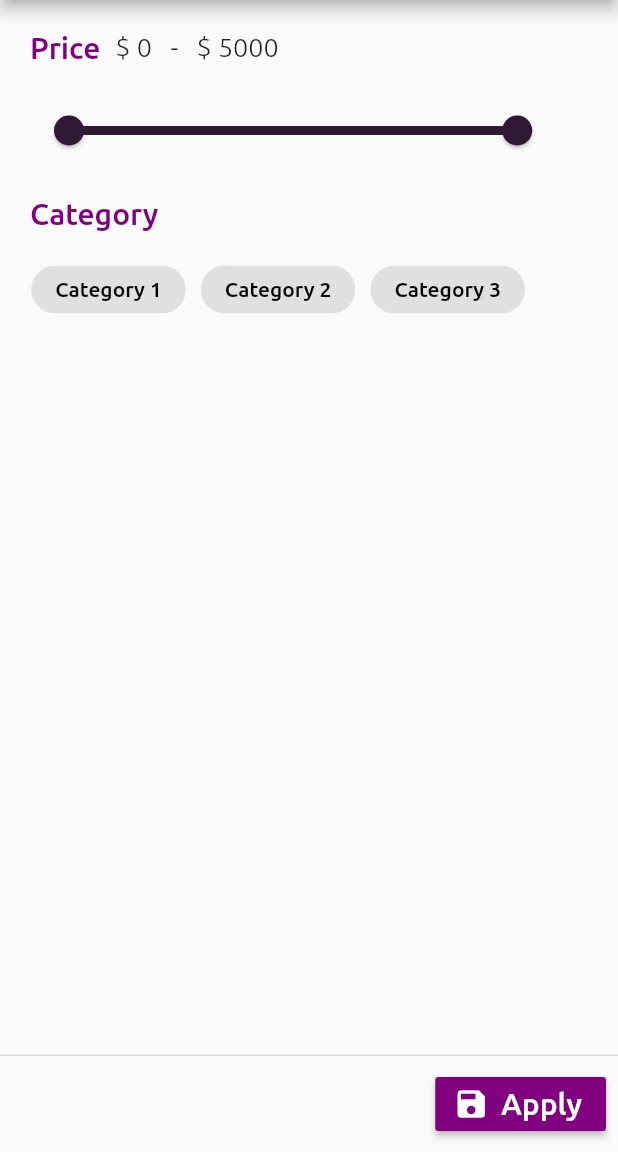
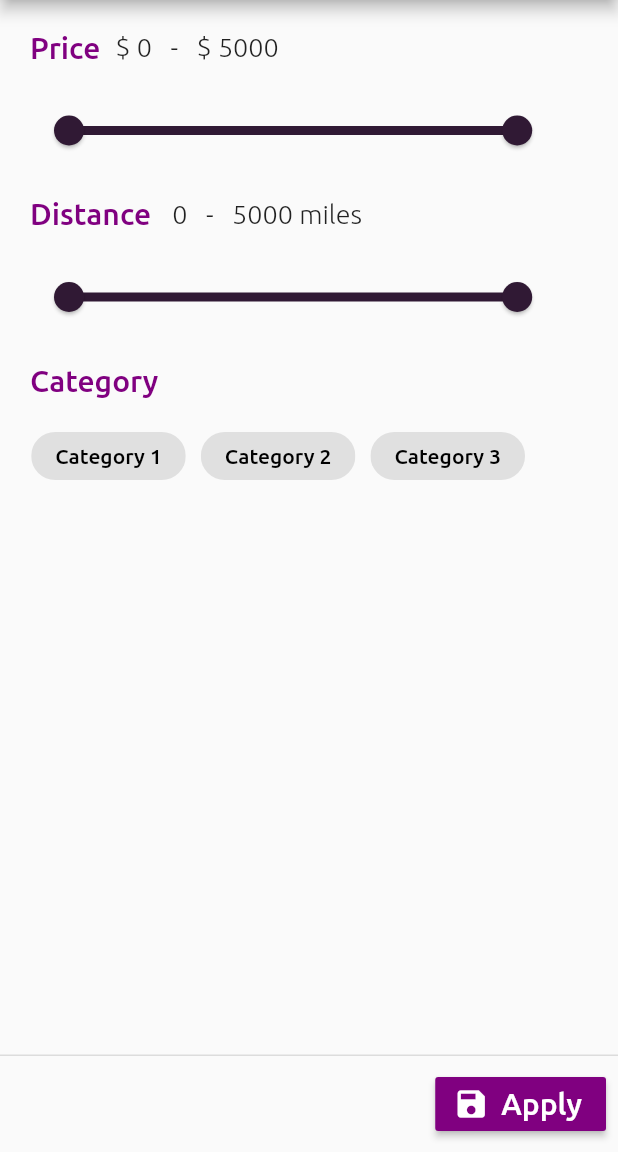
Before and after one commit to charlesjin123/CougarBooksMobile, a Flutter app: the FilterScreen screen opened directly, on a phone screen of 412 x 824 dp, the part 84-1236 px from its top. Run offline on Flutter 3.47's test engine with Material 2 defaults, Android fonts, the phone set to English and light mode, and no system bars; our stand-ins replace camera, device_preview, firebase_auth, firebase_core, firebase_database, firebase_storage and 2 more; missing offline and left inert: location_permissions; accounts and stored records are empty; network calls fail.

Commit message:
first release

```diff
--- a/lib/data/LocalDB.dart
+++ b/lib/data/LocalDB.dart
@@ -3,9 +3,15 @@ import 'package:uitest/widgets/item.dart';
 class LocalDB {
   static String uid;
   static Map<String, dynamic> profile;
+  static double longitude;
+  static double latitude;
 
   static double min = 0;
   static double max = 5000;
+  static double minDist = 0;
+  static double maxDist = 5000;
+  static double minPostDist = 0;
+  static double maxPostDist = 5000;
   static List<String> selectedCategories = [];
 
   static List<Item> items;
--- a/lib/screens/accountScreen.dart
+++ b/lib/screens/accountScreen.dart
@@ -121,13 +121,13 @@ class _AccountScreenState extends State<AccountScreen> {
       profile["items"] = new List<Item>();
       if (datasnapshot.value["products"] != null) {
         datasnapshot.value["products"].forEach((k, v) {
-          profile["items"].add(Item(v["id"], v["name"], v["price"].toDouble(), v["details"], v["imageURL"], LocalDB.uid, v["timestamp"], v["category"]));
+          profile["items"].add(Item(v["id"], v["name"], v["price"].toDouble(), v["details"], v["imageURL"], LocalDB.uid, v["timestamp"], v["category"], v["longtitude"], v["latitude"]));
         });
       }
       profile["posts"] = new List<Post>();
       if (datasnapshot.value["posts"] != null) {
         datasnapshot.value["posts"].forEach((k, v) {
-          profile["posts"].add(Post(v["id"], v["title"], v["details"], LocalDB.uid, v["timestamp"]));
+          profile["posts"].add(Post(v["id"], v["title"], v["details"], LocalDB.uid, v["timestamp"], v["longtitude"], v["latitude"]));
         });
       }
       LocalDB.profile = profile;
--- a/lib/screens/filterScreen.dart
+++ b/lib/screens/filterScreen.dart
@@ -9,6 +9,7 @@ class FilterScreen extends StatefulWidget {
 
 class _FilterScreenState extends State<FilterScreen> {
   RangeValues _priceRange = RangeValues(LocalDB.min, LocalDB.max);
+  RangeValues _distanceRange = RangeValues(LocalDB.minDist, LocalDB.maxDist);
   List<String> _categories = [
     'Category 1',
     'Category 2',
@@ -81,6 +82,47 @@ class _FilterScreenState extends State<FilterScreen> {
                       _priceRange = newValue;
                       LocalDB.min = _priceRange.start;
                       LocalDB.max = _priceRange.end;
+                    });
+                  },
+                ),
+              ),
+              Container(
+                  padding: const EdgeInsets.only(top: 20, left: 20),
+                  alignment: Alignment.centerLeft,
+                  child: Row(children: <Widget>[
+                    Text(
+                      'Distance',
+                      style: TextStyle(
+                        color: Theme.of(context).primaryColor,
+                        fontWeight: FontWeight.w500,
+                        fontSize: 20,
+                      ),
+                    ),
+                    SizedBox(width: 10),
+                    Text(
+                      ' ${_distanceRange.start.round()}   -   ${_distanceRange.end.round()} miles',
+                      style: TextStyle(
+                        fontWeight: FontWeight.w300,
+                        fontSize: 18,
+                      ),
+                    ),
+                  ])),
+              Padding(
+                padding: const EdgeInsets.only(top: 20, left: 20),
+                child: RangeSlider(
+                  divisions: 500,
+                  min: 0,
+                  max: 5000,
+                  labels: RangeLabels('${_distanceRange.start.round()}',
+                      '${_distanceRange.end.round()} miles'),
+                  values: _distanceRange,
+                  activeColor: Theme.of(context).accentColor,
+                  inactiveColor: Colors.grey[300],
+                  onChanged: (RangeValues newValue) {
+                    setState(() {
+                      _distanceRange = newValue;
+                      LocalDB.minDist = _distanceRange.start;
+                      LocalDB.maxDist = _distanceRange.end;
                     });
                   },
                 ),
--- a/lib/screens/storeScreen.dart
+++ b/lib/screens/storeScreen.dart
@@ -39,7 +39,7 @@ class _StoreScreenState extends State<StoreScreen> {
           v["products"].forEach((k1,v1) {
             var map = Map<String, dynamic>.from(v1);
             //var user = User(v["uid"], v["username"], v["email"]);
-            items.add(Item(map["id"], map["name"], map["price"].toDouble(), map["details"], map["imageURL"], map["uid"], map["timestamp"], map["category"]));
+            items.add(Item(map["id"], map["name"], map["price"].toDouble(), map["details"], map["imageURL"], map["uid"], map["timestamp"], map["category"], map["longtitude"], map["latitude"]));
           });
         }
       });
--- a/lib/widgets/editItemForm.dart
+++ b/lib/widgets/editItemForm.dart
@@ -184,6 +184,8 @@ class _EditItemState extends State<EditItemForm> {
           "uid": LocalDB.uid,
           "timestamp": DateTime.now().millisecondsSinceEpoch,
           "category": _selectedCategories,
+          "longitude": LocalDB.longitude,
+          "latitude": LocalDB.latitude,
         }
     ).then((value1) {
       // Navigator.pushReplacement(
--- a/lib/widgets/editPostForm.dart
+++ b/lib/widgets/editPostForm.dart
@@ -103,6 +103,8 @@ class _EditPostState extends State<EditPostForm> {
           "id": path,
           "uid": LocalDB.uid,
           "timestamp": DateTime.now().millisecondsSinceEpoch,
+          "longitude": LocalDB.longitude,
+          "latitude": LocalDB.latitude,
         }
     ).then((value1) {
       Navigator.pop(context);
--- a/lib/widgets/gradientAppBar.dart
+++ b/lib/widgets/gradientAppBar.dart
@@ -2,6 +2,7 @@ import 'package:flutter/material.dart';
 import 'package:uitest/screens/editPostScreen.dart';
 import 'package:uitest/screens/filterScreen.dart';
 import 'package:uitest/screens/loginScreen.dart';
+import 'package:uitest/screens/postFilterScreen.dart';
 import 'package:uitest/screens/searchScreen.dart';
 import './badgedIcon.dart';
 import './gradientContainer.dart';
@@ -108,6 +109,16 @@ class GradientAppBar extends StatelessWidget implements PreferredSizeWidget {
           end: Alignment.bottomRight,
         ),
         centerTitle: true,
+        leading: showActions == "post" ? BadgedIcon(
+          iconData: Icons.filter_list,
+          onPressAction: () async {
+            await Navigator.of(context)
+                .push(MaterialPageRoute(builder: (context) => PostFilterScreen()));
+            homeCallBack();
+          },
+          badgeCount: 0,
+          badgeTextColor: Colors.white,
+        ) : null,
         actions: <Widget>[...getActions(showActions, context)]);
   }
 
--- a/lib/widgets/item.dart
+++ b/lib/widgets/item.dart
@@ -7,6 +7,8 @@ class Item {
   String uid;
   int timestamp;
   List<dynamic> category;
+  double longitude;
+  double latitude;
 
-  Item(this.id, this.name, this.price, this.details, this.imageUrl, this.uid, this.timestamp, this.category);
+  Item(this.id, this.name, this.price, this.details, this.imageUrl, this.uid, this.timestamp, this.category, this.longitude, this.latitude);
 }
--- a/lib/widgets/post.dart
+++ b/lib/widgets/post.dart
@@ -4,6 +4,8 @@ class Post {
   String details;
   String uid;
   int timestamp;
+  double longitude;
+  double latitude;
 
-  Post(this.id, this.title, this.details, this.uid, this.timestamp);
+  Post(this.id, this.title, this.details, this.uid, this.timestamp, this.longitude, this.latitude);
 }
--- a/pubspec.yaml
+++ b/pubspec.yaml
@@ -53,7 +53,7 @@ dev_dependencies:
 flutter_icons:
   android: "launcher_icon"
   ios: true
-  image_path: "assets/images/open-book.png"
+  image_path: "assets/images/logo.png"
 
 # The following section is specific to Flutter.
 flutter:
```
Also changed, not shown: lib/screens/communityScreen.dart (+24 -2 lines), lib/screens/homeScreen.dart (+6 -3 lines), lib/screens/postFilterScreen.dart (added, +134 -0 lines), lib/screens/searchScreen.dart (+24 -1 lines), assets/images/logo.png (added), pubspec.lock, 30 other files.
